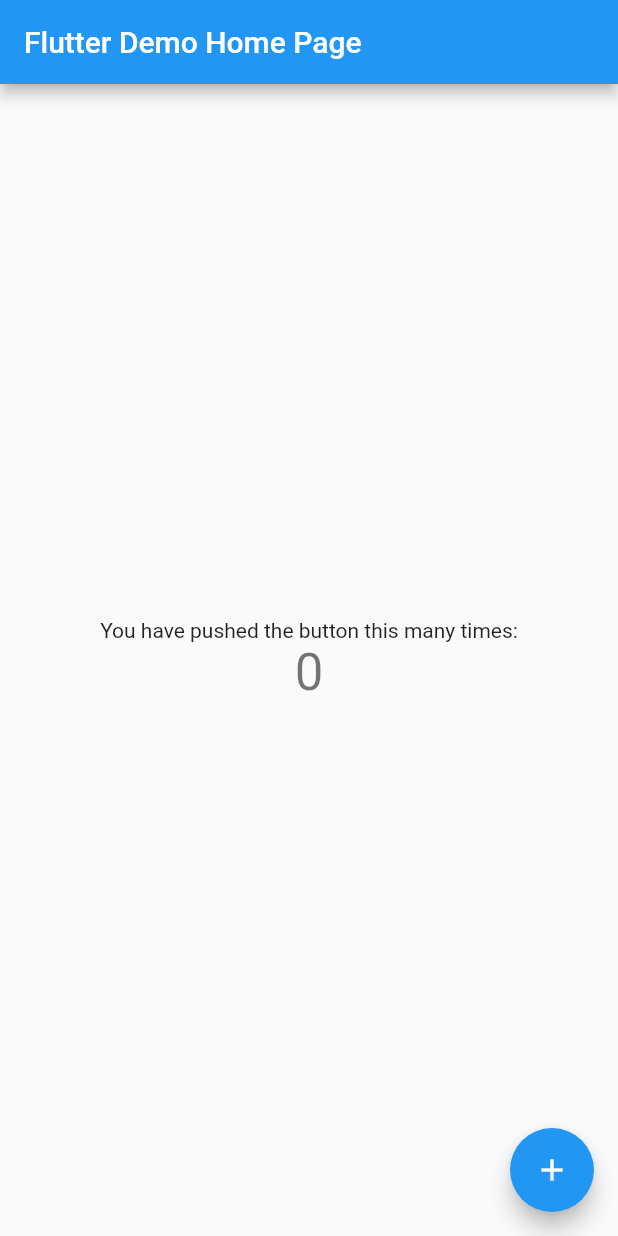
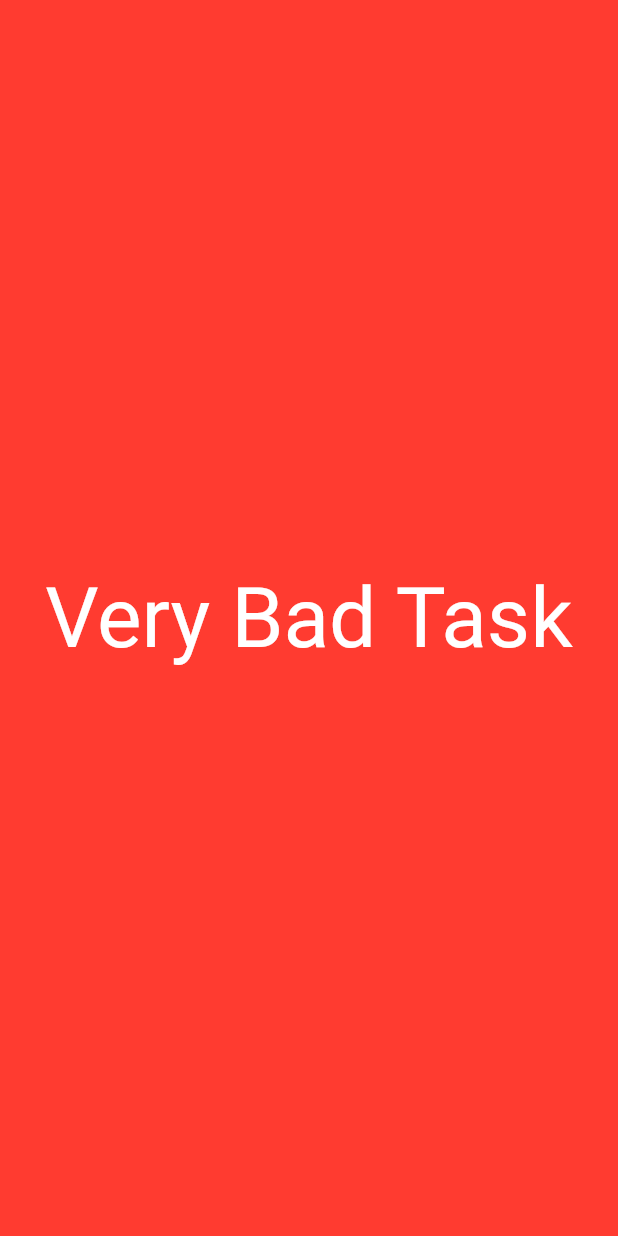
Before and after one commit to luudvan94/do_something, a Flutter app: the screen it shows after launch, on a phone screen of 412 x 824 dp. Run offline on Flutter 3.47's test engine with Material 2 defaults, Android fonts, the phone set to English and light mode, and no system bars.

Commit message:
feat: added task layout, animation

```diff
--- a/lib/main.dart
+++ b/lib/main.dart
@@ -1,3 +1,7 @@
+import 'package:do_something/src/features/task/app_colors.dart';
+import 'package:do_something/src/features/task/app_theme.dart';
+import 'package:do_something/src/features/task/task_page.dart';
+import 'package:flutter/cupertino.dart';
 import 'package:flutter/material.dart';
 
 void main() {
@@ -10,106 +14,9 @@
   // This widget is the root of your application.
   @override
   Widget build(BuildContext context) {
-    return MaterialApp(
-      title: 'Flutter Demo',
-      theme: ThemeData(
-        // This is the theme of your application.
-        //
-        // Try running your application with "flutter run". You'll see the
-        // application has a blue toolbar. Then, without quitting the app, try
-        // changing the primarySwatch below to Colors.green and then invoke
-        // "hot reload" (press "r" in the console where you ran "flutter run",
-        // or simply save your changes to "hot reload" in a Flutter IDE).
-        // Notice that the counter didn't reset back to zero; the application
-        // is not restarted.
-        primarySwatch: Colors.blue,
-      ),
-      home: const MyHomePage(title: 'Flutter Demo Home Page'),
+    return const CupertinoApp(
+      theme: CupertinoThemeData(primaryColor: AppColors.systemWhite),
+      home: TaskPage(),
     );
   }
 }
-
-class MyHomePage extends StatefulWidget {
-  const MyHomePage({Key? key, required this.title}) : super(key: key);
-
-  // This widget is the home page of your application. It is stateful, meaning
-  // that it has a State object (defined below) that contains fields that affect
-  // how it looks.
-
-  // This class is the configuration for the state. It holds the values (in this
-  // case the title) provided by the parent (in this case the App widget) and
-  // used by the build method of the State. Fields in a Widget subclass are
-  // always marked "final".
-
-  final String title;
-
-  @override
-  State<MyHomePage> createState() => _MyHomePageState();
-}
-
-class _MyHomePageState extends State<MyHomePage> {
-  int _counter = 0;
-
-  void _incrementCounter() {
-    setState(() {
-      // This call to setState tells the Flutter framework that something has
-      // changed in this State, which causes it to rerun the build method below
-      // so that the display can reflect the updated values. If we changed
-      // _counter without calling setState(), then the build method would not be
-      // called again, and so nothing would appear to happen.
-      _counter++;
-    });
-  }
-
-  @override
-  Widget build(BuildContext context) {
-    // This method is rerun every time setState is called, for instance as done
-    // by the _incrementCounter method above.
-    //
-    // The Flutter framework has been optimized to make rerunning build methods
-    // fast, so that you can just rebuild anything that needs updating rather
-    // than having to individually change instances of widgets.
-    return Scaffold(
-      appBar: AppBar(
-        // Here we take the value from the MyHomePage object that was created by
-        // the App.build method, and use it to set our appbar title.
-        title: Text(widget.title),
-      ),
-      body: Center(
-        // Center is a layout widget. It takes a single child and positions it
-        // in the middle of the parent.
-        child: Column(
-          // Column is also a layout widget. It takes a list of children and
-          // arranges them vertically. By default, it sizes itself to fit its
-          // children horizontally, and tries to be as tall as its parent.
-          //
-          // Invoke "debug painting" (press "p" in the console, choose the
-          // "Toggle Debug Paint" action from the Flutter Inspector in Android
-          // Studio, or the "Toggle Debug Paint" command in Visual Studio Code)
-          // to see the wireframe for each widget.
-          //
-          // Column has various properties to control how it sizes itself and
-          // how it positions its children. Here we use mainAxisAlignment to
-          // center the children vertically; the main axis here is the vertical
-          // axis because Columns are vertical (the cross axis would be
-          // horizontal).
-          mainAxisAlignment: MainAxisAlignment.center,
-          children: <Widget>[
-            const Text(
-              'You have pushed the button this many times:',
-            ),
-            Text(
-              '$_counter',
-              style: Theme.of(context).textTheme.headline4,
-            ),
-          ],
-        ),
-      ),
-      floatingActionButton: FloatingActionButton(
-        onPressed: _incrementCounter,
-        tooltip: 'Increment',
-        child: const Icon(Icons.add),
-      ), // This trailing comma makes auto-formatting nicer for build methods.
-    );
-  }
-}
--- /dev/null
+++ b/lib/src/features/task/app_colors.dart
@@ -0,0 +1,15 @@
+import 'package:flutter/material.dart';
+
+class AppColors {
+  // generate colors from iOS 13 color palette
+  static const Color systemRed = Color(0xFFFF3B30);
+  static const Color systemOrange = Color(0xFFFF9500);
+  static const Color systemYellow = Color(0xFFFFCC00);
+  static const Color systemGreen = Color(0xFF4CD964);
+  static const Color systemTeal = Color(0xFF5AC8FA);
+  static const Color systemBlue = Color(0xFF007AFF);
+  static const Color systemIndigo = Color(0xFF5856D6);
+  static const Color systemPurple = Color(0xFFAF52DE);
+  //white color
+  static const Color systemWhite = Color(0xFFFFFFFF);
+}
--- /dev/null
+++ b/lib/src/features/task/drag_clipper.dart
@@ -0,0 +1,27 @@
+import 'package:flutter/material.dart';
+
+class DragClipper extends CustomClipper<Path> {
+  final Offset offset;
+
+  DragClipper({required this.offset});
+
+  @override
+  Path getClip(Size size) {
+    final path = Path();
+
+    // Define the path
+    path.moveTo(0, 0);
+    path.cubicTo(offset.dx, offset.dy, offset.dx, offset.dy, 0, size.height);
+    path.lineTo(size.width, size.height);
+    path.cubicTo(size.width - offset.dx, offset.dy, size.width - offset.dx,
+        offset.dy, size.width, 0);
+    path.close();
+
+    return path;
+  }
+
+  @override
+  bool shouldReclip(CustomClipper<Path> oldClipper) {
+    return true;
+  }
+}
--- /dev/null
+++ b/lib/src/features/task/not_dragging_task_container.dart
@@ -0,0 +1,29 @@
+import 'package:do_something/src/features/task/task.dart';
+import 'package:do_something/src/features/task/task_content.dart';
+import 'package:do_something/src/features/task/rating.dart';
+import 'package:flutter/material.dart';
+import 'package:flutter/src/foundation/key.dart';
+import 'package:flutter/src/widgets/framework.dart';
+
+class NotDraggingTaskContainer extends StatefulWidget {
+  Task task;
+
+  NotDraggingTaskContainer({Key? key, required this.task}) : super(key: key);
+
+  @override
+  State<NotDraggingTaskContainer> createState() =>
+      _NotDraggingTaskContainerState();
+}
+
+class _NotDraggingTaskContainerState extends State<NotDraggingTaskContainer> {
+  @override
+  Widget build(BuildContext context) {
+    // container with background color and child type TaskContent
+    return Container(
+      color: widget.task.rating.getColorFromTheme(context),
+      child: TaskContent(
+        task: widget.task,
+      ),
+    );
+  }
+}
--- /dev/null
+++ b/lib/src/features/task/task.dart
@@ -0,0 +1,25 @@
+// create Task model with id, name
+import 'dart:math';
+
+import 'package:do_something/src/features/task/rating.dart';
+import 'package:flutter/material.dart';
+
+class Task {
+  final String id;
+  final String name;
+  final Rating rating;
+
+  // constructor
+  Task({
+    required this.id,
+    required this.name,
+    this.rating = Rating.neutral,
+  });
+
+  factory Task.fromJson(Map<String, dynamic> json) {
+    return Task(
+      id: json['id'],
+      name: json['name'],
+    );
+  }
+}
--- /dev/null
+++ b/lib/src/features/task/task_container.dart
@@ -0,0 +1,111 @@
+import 'package:do_something/src/features/task/drag_clipper.dart';
+import 'package:do_something/src/features/task/task.dart';
+import 'package:do_something/src/features/task/task_content.dart';
+import 'package:flutter/material.dart';
+import 'package:do_something/src/features/task/rating.dart';
+
+class TaskContainer extends StatefulWidget {
+  final Task task;
+  final Function onHalfWidthReached;
+
+  TaskContainer({required this.task, required this.onHalfWidthReached});
+
+  @override
+  _TaskContainerState createState() => _TaskContainerState();
+}
+
+class _TaskContainerState extends State<TaskContainer>
+    with TickerProviderStateMixin {
+  Offset offset = Offset.zero;
+
+  late AnimationController _draggingController;
+  late Animation<Offset> _animation;
+
+  late AnimationController _bounceController;
+  late Animation<double> _bounceAnimation;
+
+  @override
+  void initState() {
+    super.initState();
+    _initControllers();
+    _initBounceEffect();
+  }
+
+  void _initControllers() {
+    _draggingController = AnimationController(
+      duration: const Duration(milliseconds: 300),
+      vsync: this,
+    )..addListener(() => setState(() => offset = _animation.value));
+  }
+
+  void _initBounceEffect() {
+    _bounceController = AnimationController(
+      duration: const Duration(milliseconds: 300),
+      vsync: this,
+    );
+
+    _bounceAnimation = Tween<double>(begin: 1.0, end: 0.9).animate(
+      CurvedAnimation(parent: _bounceController, curve: Curves.elasticIn),
+    );
+
+    _bounceController.addStatusListener((status) {
+      if (status == AnimationStatus.completed) {
+        _bounceController.reverse();
+      }
+    });
+    _bounceController.forward(from: 0);
+  }
+
+  @override
+  void dispose() {
+    _draggingController.dispose();
+    _bounceController.dispose();
+    super.dispose();
+  }
+
+  void _handlePanStart(DragStartDetails details) =>
+      offset = Offset(0, details.localPosition.dy);
+
+  void _handlePanUpdate(DragUpdateDetails details) {
+    _draggingController.stop();
+    double halfWidth = MediaQuery.of(context).size.width / 2;
+    double newDx = (offset.dx + details.delta.dx).clamp(0, halfWidth);
+    setState(() => offset = Offset(newDx, offset.dy + details.delta.dy));
+  }
+
+  void _handlePanEnd(DragEndDetails details) async {
+    if (offset.dx >= MediaQuery.of(context).size.width / 2) {
+      widget.onHalfWidthReached();
+    }
+
+    _bounceController.forward(from: 0);
+
+    _animation = Tween<Offset>(begin: offset, end: Offset.zero).animate(
+      CurvedAnimation(parent: _draggingController, curve: Curves.elasticOut),
+    );
+    _draggingController.forward(from: 0);
+  }
+
+  @override
+  Widget build(BuildContext context) {
+    return GestureDetector(
+      onPanStart: _handlePanStart,
+      onPanUpdate: _handlePanUpdate,
+      onPanEnd: _handlePanEnd,
+      child: ClipPath(
+        clipper: DragClipper(offset: offset),
+        child: Container(
+          color: widget.task.rating.getColorFromTheme(context),
+          child: AnimatedBuilder(
+            animation: _bounceAnimation,
+            builder: (context, child) => Transform.scale(
+              scale: _bounceAnimation.value,
+              child: child,
+            ),
+            child: TaskContent(task: widget.task),
+          ),
+        ),
+      ),
+    );
+  }
+}
--- /dev/null
+++ b/lib/src/features/task/task_content.dart
@@ -0,0 +1,25 @@
+import 'package:do_something/src/features/task/task.dart';
+import 'package:flutter/cupertino.dart';
+import 'package:flutter/material.dart';
+
+class TaskContent extends StatelessWidget {
+  final Task task;
+
+  const TaskContent({
+    Key? key,
+    required this.task,
+  }) : super(key: key);
+
+  @override
+  Widget build(BuildContext context) {
+    return Center(
+      child: Text(
+        task.name,
+        style: TextStyle(
+          fontSize: Theme.of(context).textTheme.headline2?.fontSize,
+          color: Colors.white,
+        ),
+      ),
+    );
+  }
+}
--- /dev/null
+++ b/lib/src/features/task/task_page.dart
@@ -0,0 +1,89 @@
+import 'dart:math';
+
+import 'package:do_something/src/features/task/not_dragging_task_container.dart';
+import 'package:do_something/src/features/task/rating.dart';
+import 'package:do_something/src/features/task/task.dart';
+import 'package:do_something/src/features/task/task_container.dart';
+import 'package:do_something/src/features/task/task_content.dart';
+import 'package:flutter/material.dart';
+
+// mock task array with different ratings, and long name
+List<Task> tasks = [
+  Task(
+    id: '1',
+    name: 'Very Bad Task',
+    rating: Rating.veryBad,
+  ),
+  Task(
+    id: '2',
+    name: 'Bad Task',
+    rating: Rating.bad,
+  ),
+  Task(
+    id: '3',
+    name: 'Neutral Task',
+    rating: Rating.neutral,
+  ),
+  Task(
+    id: '4',
+    name: 'Good Task',
+    rating: Rating.good,
+  ),
+  Task(
+    id: '5',
+    name: 'Very Good Task',
+    rating: Rating.veryGood,
+  ),
+];
+
+class TaskPage extends StatefulWidget {
+  const TaskPage({Key? key}) : super(key: key);
+
+  @override
+  State<TaskPage> createState() => _TaskPageState();
+}
+
+class _TaskPageState extends State<TaskPage> {
+  late Task currentTask;
+  late Task nextTask;
+
+  int currentIndex = 0;
+
+  @override
+  void initState() {
+    super.initState();
+    currentTask = tasks[currentIndex];
+    nextTask = tasks[currentIndex + 1];
+  }
+
+  void _handleHalfWidthReached() {
+    setState(() {
+      // Remove the task that reached half width
+
+      if (currentIndex == tasks.length - 1) {
+        currentIndex = 0;
+      } else {
+        currentIndex++;
+      }
+
+      currentTask = nextTask;
+      nextTask = tasks[currentIndex];
+    });
+  }
+
+  @override
+  Widget build(BuildContext context) {
+    return Scaffold(
+      body: Stack(
+        children: [
+          NotDraggingTaskContainer(task: nextTask),
+          TaskContainer(
+              task: currentTask,
+              onHalfWidthReached: () {
+                _handleHalfWidthReached();
+              })
+        ],
+      ),
+    );
+  }
+}
```
Also changed, not shown: lib/src/features/task/app_theme.dart (added, +13 -0 lines), lib/src/features/task/bouncing_mixing.dart (added, +46 -0 lines), lib/src/features/task/rating.dart (added, +24 -0 lines), 2 other files.
